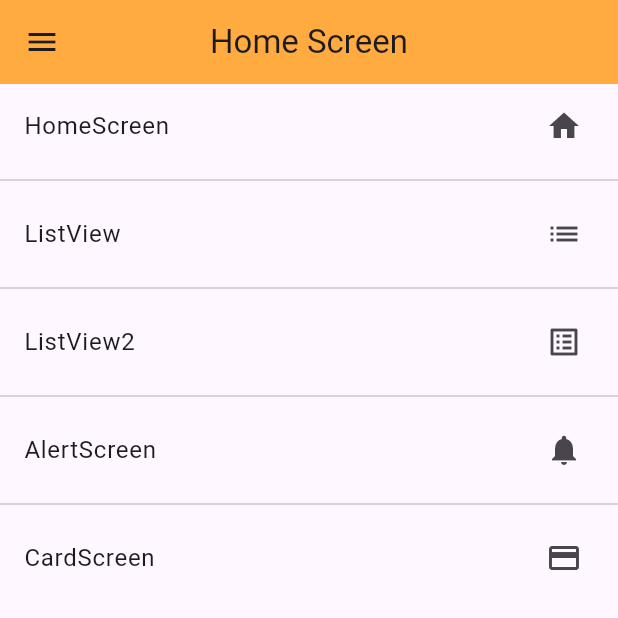
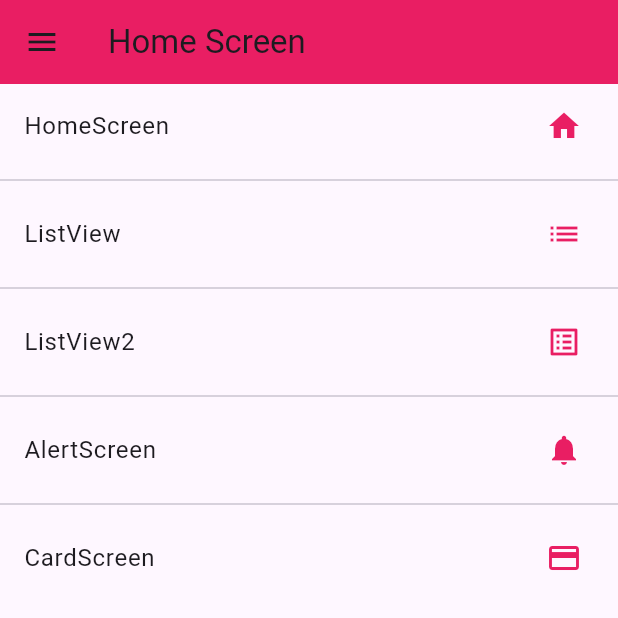
Before and after one commit to JorgeAlcaras/flutter-components-app, a Flutter app: the screen it shows after launch, on a phone screen of 412 x 824 dp, the top half of it. Run offline on Flutter 3.47's test engine with Material 3 defaults, Android fonts, the phone set to English and light mode, and no system bars.

Commit message:
Feature(Components): :sparkles: The global theme and screen cards have been created.

```diff
--- a/lib/main.dart
+++ b/lib/main.dart
@@ -1,5 +1,6 @@
 import 'package:flutter/material.dart';
 import 'package:flutter_components_app/router/app_routes.dart';
+import 'package:flutter_components_app/theme/app_theme.dart';
 
 void main() {
   runApp(const MyApp());
@@ -16,17 +17,7 @@
       initialRoute: AppRoutes.initialRoute,
       routes: AppRoutes.getAppRoutes(),
       onGenerateRoute: AppRoutes.onGenerateRoute,
-      theme: ThemeData.light().copyWith(
-        primaryColor: Colors.orangeAccent,
-        //primaryColorDark: Colors.deepOrangeAccent,
-        appBarTheme: const AppBarTheme(
-          backgroundColor: Colors.orangeAccent,
-          centerTitle: true,
-        ),
-        iconTheme: const IconThemeData(
-          color: Colors.orangeAccent,
-        ),
-      ),
+      theme: AppTheme.lightTheme,
     );
   }
 }
--- a/lib/screen/home_screen.dart
+++ b/lib/screen/home_screen.dart
@@ -1,5 +1,6 @@
 import 'package:flutter/material.dart';
 import 'package:flutter_components_app/router/app_routes.dart';
+import 'package:flutter_components_app/theme/app_theme.dart';
 
 class HomeScreen extends StatelessWidget {
   const HomeScreen({Key? key}) : super(key: key);
@@ -8,12 +9,12 @@ class HomeScreen extends StatelessWidget {
     return Scaffold(
       appBar: AppBar(
         title: const Text('Home Screen'),
-        leading: const Icon(Icons.menu),
+        leading: const Icon(Icons.menu,),
       ),
       body: ListView.separated(
         itemBuilder: (context, index) => ListTile(
           title: Text(AppRoutes.menuOptions[index].name),
-          trailing: Icon(AppRoutes.menuOptions[index].icon),
+          trailing: Icon(AppRoutes.menuOptions[index].icon, color: AppTheme.global),
           onTap: () {
             Navigator.pushNamed(context, AppRoutes.menuOptions[index].route);
           },
--- /dev/null
+++ b/lib/theme/app_theme.dart
@@ -0,0 +1,31 @@
+import 'package:flutter/material.dart';
+
+class AppTheme {
+
+  static const Color global = Colors.pink;
+
+  static final ThemeData lightTheme = ThemeData.light().copyWith(
+    primaryColor: global,
+    appBarTheme: const AppBarTheme(
+      backgroundColor: global
+    ),
+    iconTheme: const IconThemeData(
+      color: global,
+    ),
+    textButtonTheme: TextButtonThemeData(
+      style: TextButton.styleFrom(
+        foregroundColor: global,
+      ),
+    ),
+  );
+
+  static final ThemeData darkTheme = ThemeData.dark().copyWith(
+    primaryColor: global,
+    appBarTheme: const AppBarTheme(
+      backgroundColor: global,
+    ),
+    iconTheme: const IconThemeData(
+      color: global,
+    ),
+  );
+}
--- /dev/null
+++ b/lib/widgets/widgets.dart
@@ -0,0 +1,2 @@
+export 'package:flutter_components_app/widgets/custom_card_1.dart';
+export 'package:flutter_components_app/widgets/custom_card_2.dart';
--- a/pubspec.yaml
+++ b/pubspec.yaml
@@ -59,8 +59,8 @@ flutter:
   uses-material-design: true
 
   # To add assets to your application, add an assets section, like this:
-  # assets:
-  #   - images/a_dot_burr.jpeg
+  assets:
+    - assets/images/loading.gif
   #   - images/a_dot_ham.jpeg
 
   # An image asset can refer to one or more resolution-specific "variants", see
```
Also changed, not shown: lib/screen/card_screen.dart (+18 -2 lines), lib/widgets/custom_card_1.dart (added, +38 -0 lines), lib/widgets/custom_card_2.dart (added, +38 -0 lines), assets/images/Person.gif (added), assets/images/loading.gif (added), pubspec.lock.
